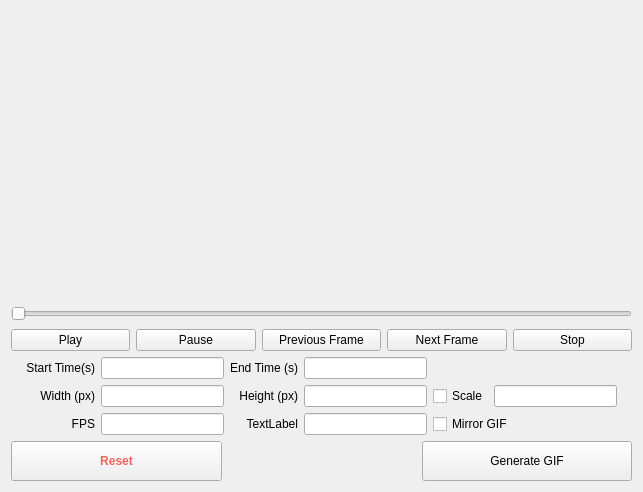
Before: the Qt Designer form MagicBox.ui in mikkkee/gifer, drawn with Qt 5.
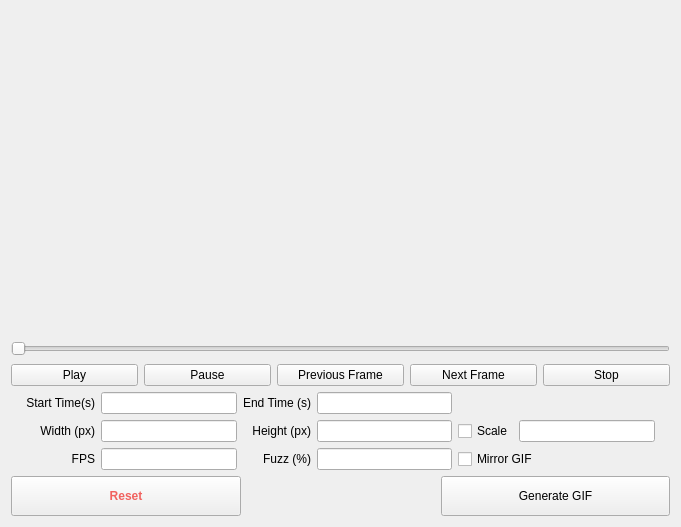
After: the same form once the commit is applied. Custom widgets are drawn as their Qt base class.

Commit message: Almost done Need to resize loaded_gif when window is resized.

```diff
--- a/MagicBox.ui
+++ b/MagicBox.ui
@@ -6,8 +6,8 @@
    <rect>
     <x>0</x>
     <y>0</y>
-    <width>643</width>
-    <height>492</height>
+    <width>681</width>
+    <height>527</height>
    </rect>
   </property>
   <property name="minimumSize">
@@ -23,13 +23,16 @@
    <item row="0" column="0">
     <layout class="QVBoxLayout" name="verticalLayout">
      <item>
-      <widget class="VideoPlayer" name="player" native="true">
+      <widget class="QLabel" name="gif_player">
        <property name="minimumSize">
         <size>
-         <width>0</width>
+         <width>623</width>
          <height>285</height>
         </size>
        </property>
+       <property name="text">
+        <string/>
+       </property>
       </widget>
      </item>
      <item>
@@ -156,7 +159,7 @@
      <item row="2" column="2">
       <widget class="QLabel" name="label_2">
        <property name="text">
-        <string>TextLabel</string>
+        <string>Fuzz (%)</string>
        </property>
        <property name="alignment">
         <set>Qt::AlignRight|Qt::AlignTrailing|Qt::AlignVCenter</set>
@@ -326,14 +329,6 @@
    </item>
   </layout>
  </widget>
- <customwidgets>
-  <customwidget>
-   <class>VideoPlayer</class>
-   <extends>QWidget</extends>
-   <header>videoplayer.h</header>
-   <container>1</container>
-  </customwidget>
- </customwidgets>
  <resources/>
  <connections/>
 </ui>
```
Left out of the diff: 42 changed lines with no effect on the pictures. The commit also changes 3 other files.
